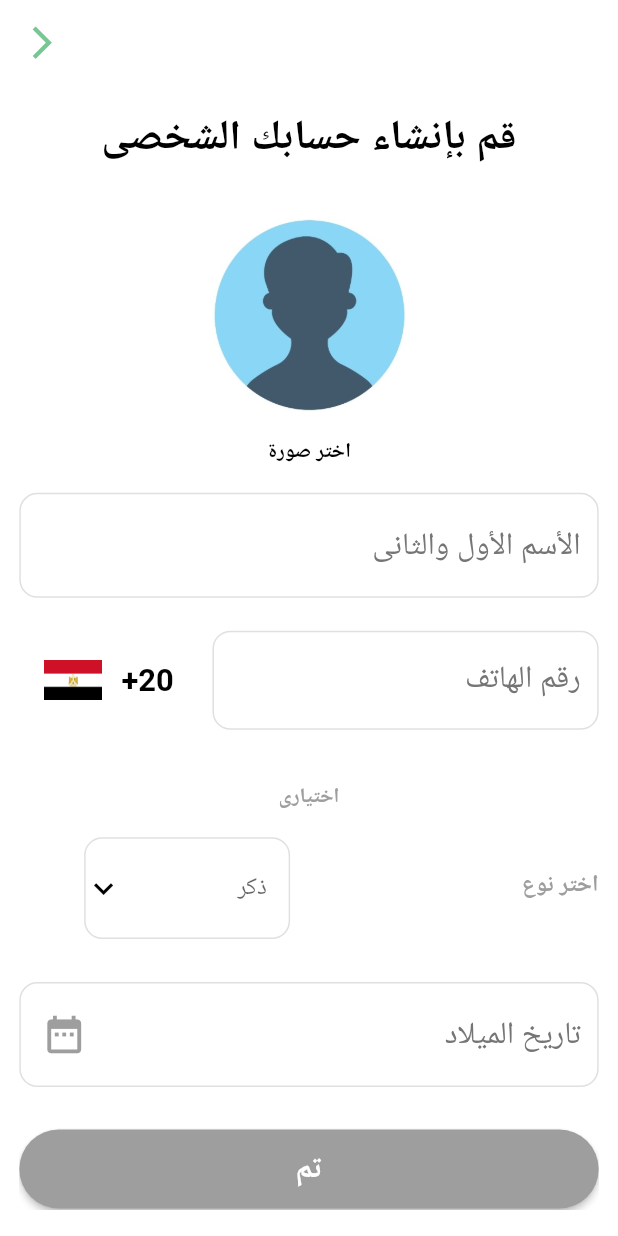
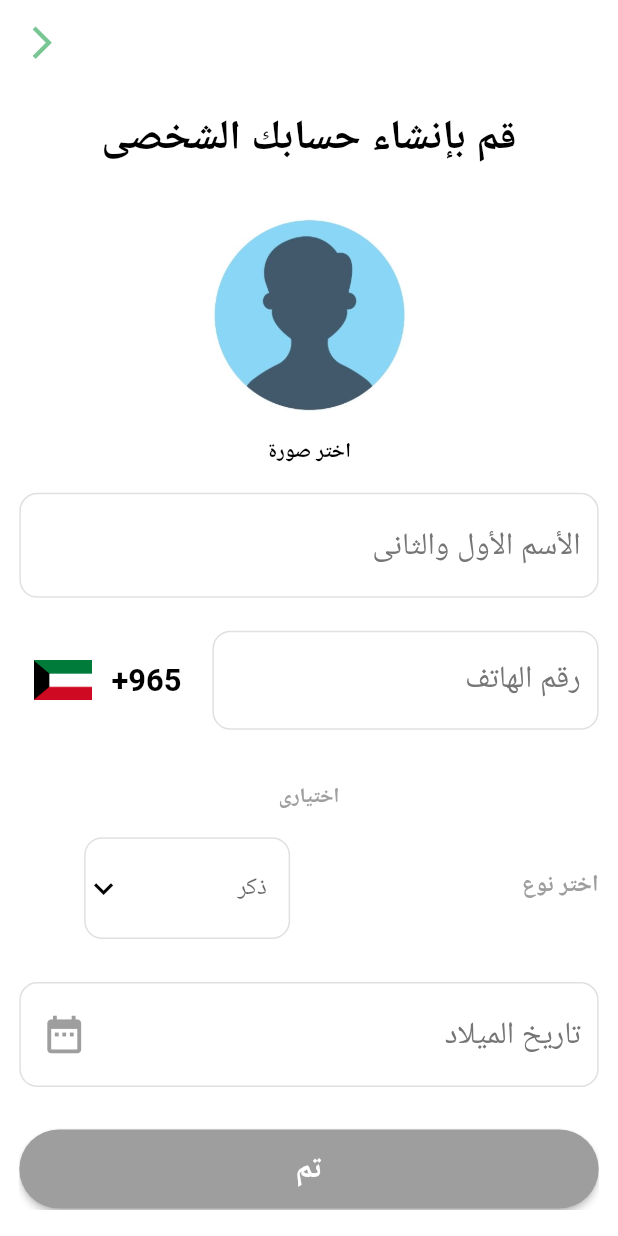
Before and after one commit to ahmedkhaled1234991/Dawarha, a Flutter app: the CreateAccountScreen screen opened directly, on a phone screen of 412 x 824 dp. Run offline on Flutter 3.47's test engine with Material 2 defaults, Android fonts, the light colour scheme and no system bars; our stand-ins replace animated_splash_screen, carousel_slider, dots_indicator, flutter_svg, google_maps_flutter, page_transition.

Commit message:
Dawarha
Dawarha

```diff
--- a/lib/View/Widgets/custom_number_phone_text_field.dart
+++ b/lib/View/Widgets/custom_number_phone_text_field.dart
@@ -48,9 +48,9 @@
             ),
           ),
         ),
-        SizedBox(width: SizeConfig.screenWidth / 16,),
+        SizedBox(width: SizeConfig.screenWidth / 20,),
         Text(
-          '20+',
+          '965+',
           style: TextStyle(
             color: Colors.black,
             fontSize: 15 * SizeConfig.fontSizeScale,
@@ -61,7 +61,7 @@
         SizedBox(
           width: SizeConfig.screenWidth / 10.667,
           height: SizeConfig.screenHeight / 31.289,
-          child: Image.asset("assets/images/Egypt_flag.svg.webp", fit: BoxFit.cover,),
+          child: Image.asset("assets/images/Kuwait_flag_image.svg.png", fit: BoxFit.cover,),
         ),
       ],
     );
--- a/lib/main.dart
+++ b/lib/main.dart
@@ -6,6 +6,7 @@
 import 'View/Screens/tab_screen.dart';
 
 void main() {
+  WidgetsFlutterBinding.ensureInitialized();
   runApp(const MyApp());
 }
 
```
Also changed, not shown: assets/images/Kuwait_flag_image.svg.png (added), pubspec.lock.
